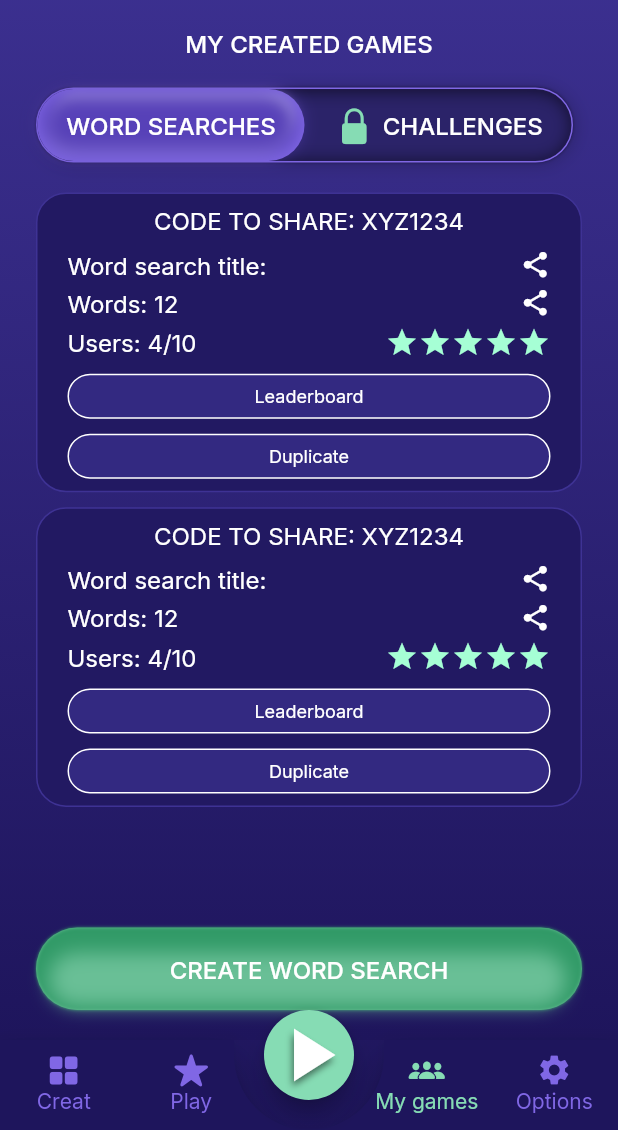
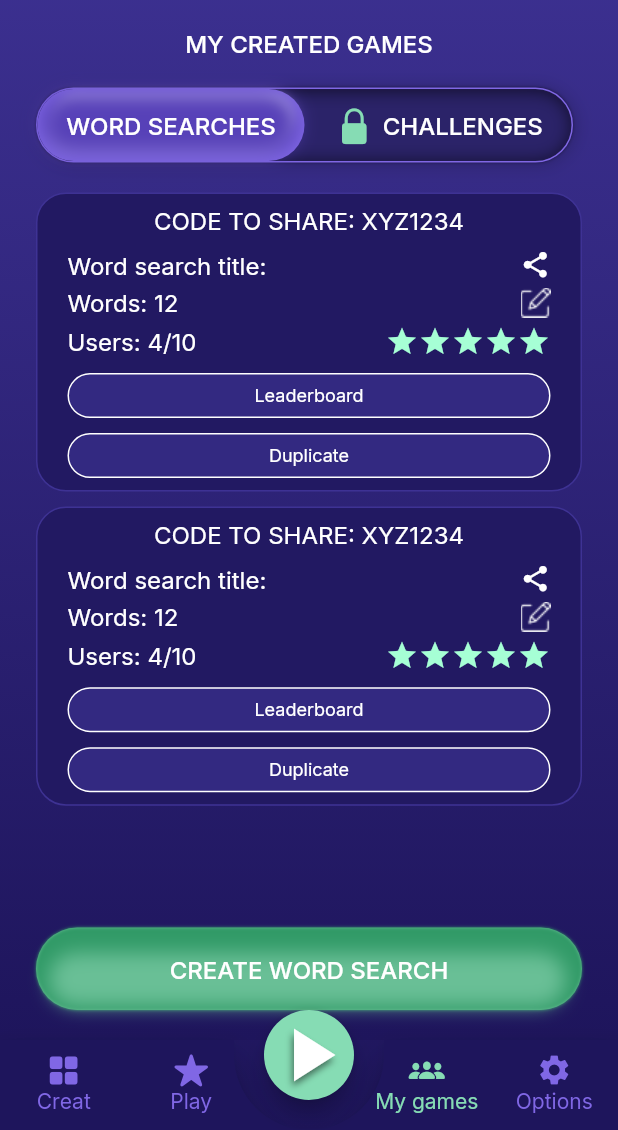
Before and after one commit to bhaskarblur/Wercos-Crossword-App, a Flutter app: the screen it shows after launch, item 3 of the bottom bar chosen, on a phone screen of 412 x 824 dp, the part 106-1236 px from its top. Run offline on Flutter 3.47's test engine with Material 2 defaults, Android fonts, the phone set to English and light mode, and no system bars; drawn by our look-alikes of animated_bottom_navigation_bar, flutter_rating_bar; our stand-ins replace flutter_inset_box_shadow, google_fonts, step_progress_indicator.

Commit message:
share button changed in my games page

```diff
--- a/lib/views/my_games_page.dart
+++ b/lib/views/my_games_page.dart
@@ -127,10 +127,7 @@ class CreatedGamesItem extends StatelessWidget {
                   onPressed: () {},
                   padding: EdgeInsets.zero,
                   minSize: 0,
-                  child: Icon(
-                    Icons.share,
-                    color: AllColors.white,
-                  ))
+                  child:        Image.asset('assets/icons/edit_icon.png'))
             ],
           ),
           SizedBox(
@@ -190,6 +187,8 @@ class CreatedGamesItem extends StatelessWidget {
               child: Center(child: Label(text: 'Duplicate', fontSize: FontSize.p4,)),
             ),
           ),
+
+
         ],
       ),
     );
--- a/pubspec.yaml
+++ b/pubspec.yaml
@@ -68,6 +68,7 @@ flutter:
   # To add assets to your application, add an assets section, like this:
   assets:
     - assets/images/
+    - assets/icons/
 
 
   # An image asset can refer to one or more resolution-specific "variants", see
```
Also changed, not shown: assets/icons/edit_icon.png (added).
